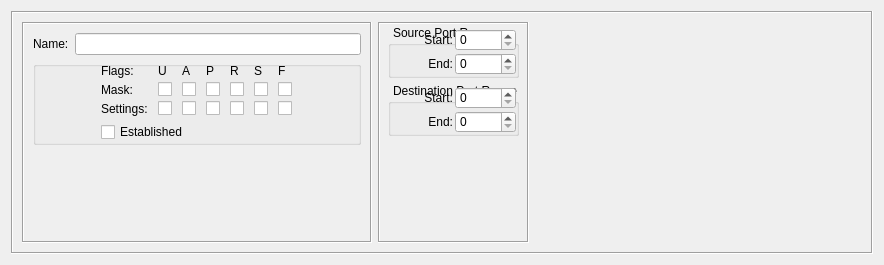
Above: src/firewallfabrik/gui/ui/tcpservicedialog_q.ui from Linuxfabrik/firewallfabrik before the change. Below: the same form after it.
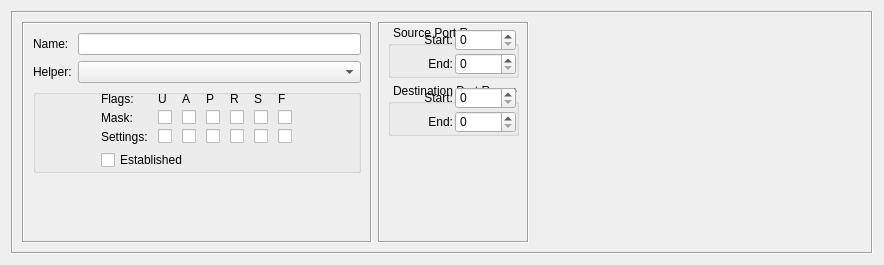
That is the form after the change. Custom widgets are drawn as their Qt base class.

Commit message: feat(compiler): connection tracking helpers, assigned by the accepting rule

Patch:
```diff
--- a/src/firewallfabrik/gui/ui/tcpservicedialog_q.ui
+++ b/src/firewallfabrik/gui/ui/tcpservicedialog_q.ui
@@ -91,7 +91,24 @@
            </property>
           </widget>
          </item>
-         <item row="1" column="0" colspan="2">
+         <item row="1" column="0">
+          <widget class="QLabel" name="conntrack_helper_label">
+           <property name="text">
+            <string>Helper:</string>
+           </property>
+          </widget>
+         </item>
+         <item row="1" column="1">
+          <widget class="QComboBox" name="conntrack_helper">
+           <property name="toolTip">
+            <string>Connection tracking helper that a rule accepting this service
+assigns to the connection, so that the data connections the
+protocol negotiates (FTP, TFTP, SIP, ...) are let through as
+RELATED. Only the rule's own source and destination get them.</string>
+           </property>
+          </widget>
+         </item>
+         <item row="2" column="0" colspan="2">
           <widget class="QGroupBox" name="groupBox7">
            <property name="sizePolicy">
             <sizepolicy hsizetype="Preferred" vsizetype="Preferred">
@@ -447,7 +464,7 @@
            </layout>
           </widget>
          </item>
-         <item row="2" column="0" colspan="2">
+         <item row="3" column="0" colspan="2">
           <spacer>
            <property name="orientation">
             <enum>Qt::Orientation::Vertical</enum>
```
The commit also changes 66 other files.
